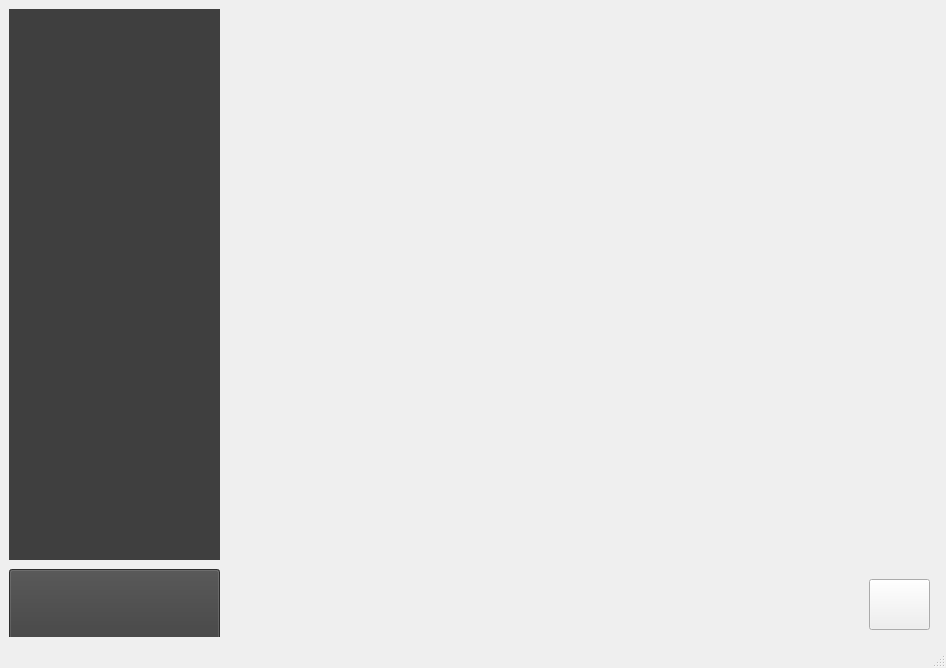
Qt form src/templates/tela_ensino.ui (DanilloMLS/lepee) before a commit.
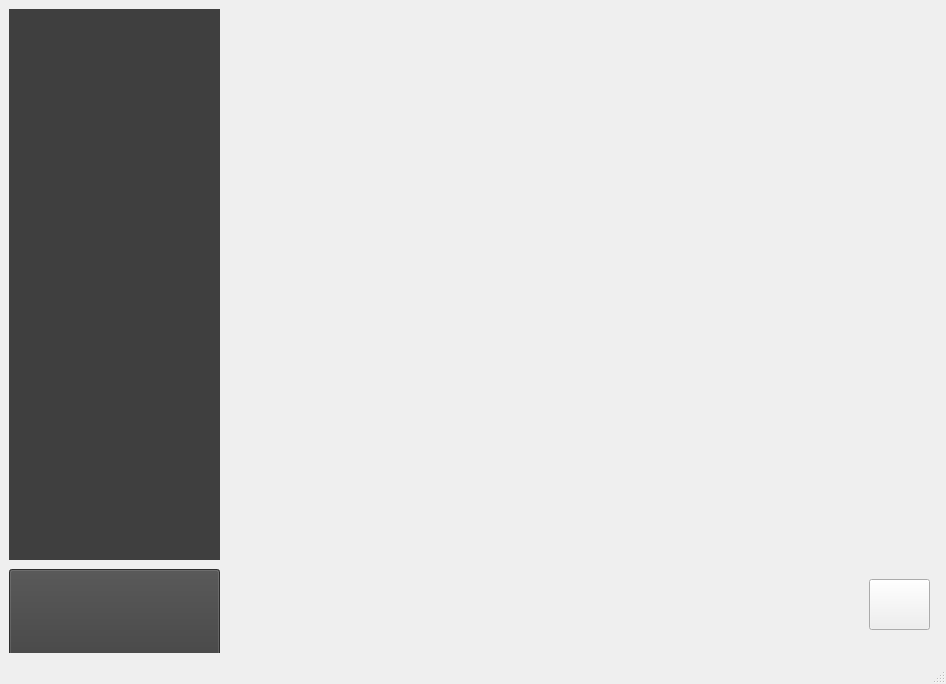
The same form after that commit. Icons and pictures are not drawn.

```diff
--- a/src/templates/tela_ensino.ui
+++ b/src/templates/tela_ensino.ui
@@ -13,7 +13,7 @@
     <x>0</x>
     <y>0</y>
     <width>946</width>
-    <height>668</height>
+    <height>684</height>
    </rect>
   </property>
   <property name="windowTitle">
@@ -68,7 +68,7 @@
          <x>0</x>
          <y>560</y>
          <width>211</width>
-         <height>71</height>
+         <height>91</height>
         </rect>
        </property>
        <property name="styleSheet">
```
Left out of the diff: 2 changed lines with no effect on the pictures.
